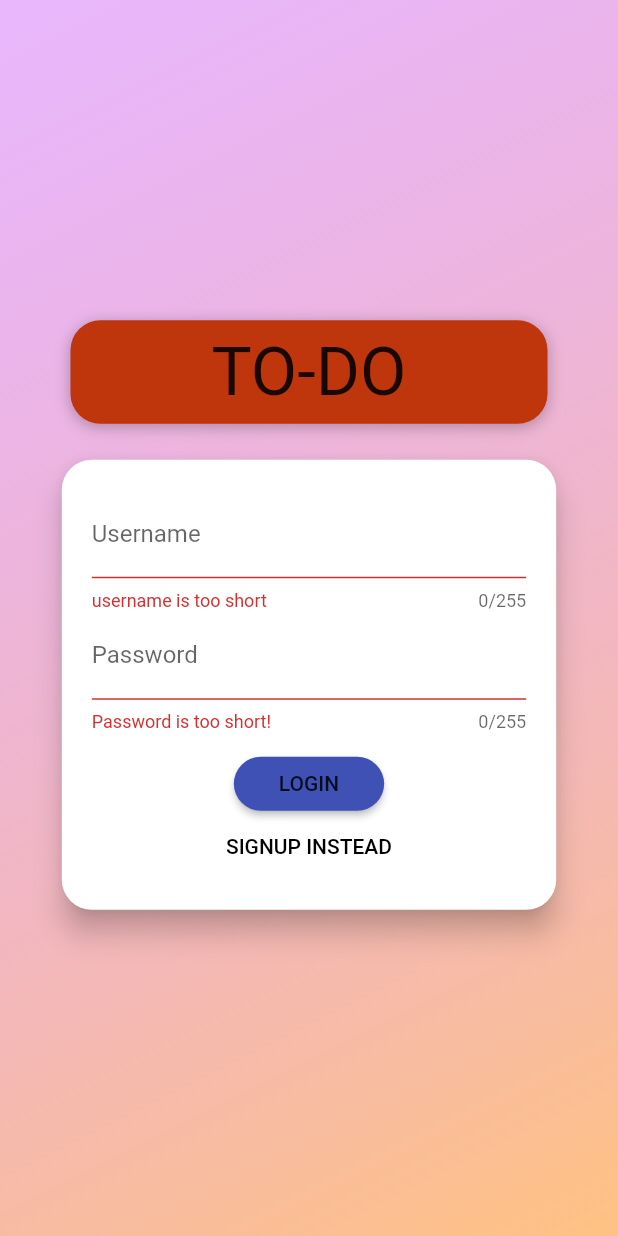
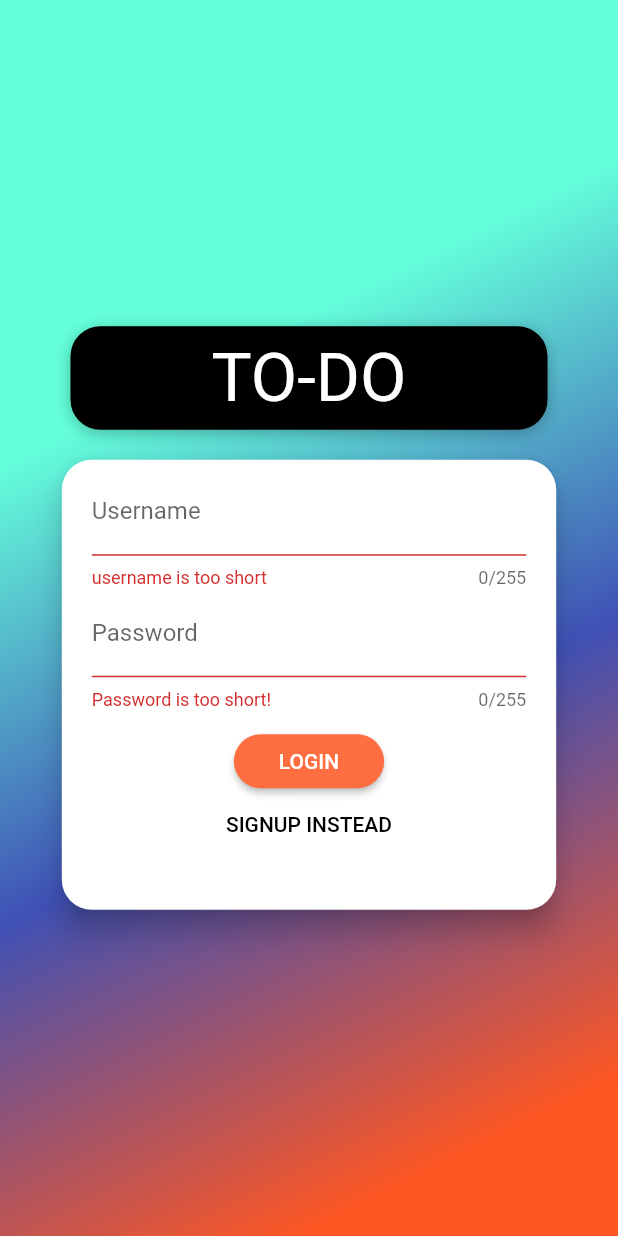
Before and after one commit to Aadeesh11/Todo-App, a Flutter app: the screen it shows after launch, after a tap on "LOGIN", on a phone screen of 412 x 824 dp. Run offline on Flutter 3.47's test engine with Material 2 defaults, Android fonts, the phone set to English and light mode, and no system bars; our stand-ins replace material_floating_search_bar; accounts and stored records are empty; network calls fail.

Commit message:
Aesthetic changes + new features

```diff
--- a/lib/models/todo_item_model.dart
+++ b/lib/models/todo_item_model.dart
@@ -1,8 +1,8 @@
 class Todo {
-  String? id;
+  String id;
   String title;
   Todo({
-    this.id,
+    required this.id,
     required this.title,
   });
 }
--- a/lib/screens/auth_screen.dart
+++ b/lib/screens/auth_screen.dart
@@ -24,12 +24,13 @@ class _AuthScreenState extends State<AuthScreen> {
             decoration: BoxDecoration(
               gradient: LinearGradient(
                 colors: [
-                  Color.fromRGBO(215, 117, 255, 1).withOpacity(0.5),
-                  Color.fromRGBO(255, 188, 117, 1).withOpacity(0.9),
+                  Colors.tealAccent,
+                  Colors.indigo,
+                  Colors.deepOrange,
                 ],
                 begin: Alignment.topLeft,
                 end: Alignment.bottomRight,
-                stops: [0, 1],
+                stops: [0.3, 0.6, 0.9],
               ),
             ),
           ),
@@ -42,13 +43,14 @@ class _AuthScreenState extends State<AuthScreen> {
                 crossAxisAlignment: CrossAxisAlignment.center,
                 children: <Widget>[
                   Flexible(
+                    flex: 1,
                     child: Container(
                       margin: EdgeInsets.only(bottom: 20.0),
                       padding:
                           EdgeInsets.symmetric(vertical: 8.0, horizontal: 94.0),
                       decoration: BoxDecoration(
                         borderRadius: BorderRadius.circular(20),
-                        color: Colors.deepOrange.shade900,
+                        color: Colors.black,
                         boxShadow: [
                           BoxShadow(
                             blurRadius: 8,
@@ -62,13 +64,15 @@ class _AuthScreenState extends State<AuthScreen> {
                         style: TextStyle(
                           // color: Theme.of(context).accentTextTheme.title.color,
                           fontSize: 45,
-                          fontWeight: FontWeight.normal,
+                          color: Colors.white,
+                          //fontWeight: FontWeight.,
                         ),
                       ),
                     ),
                   ),
                   Flexible(
-                    flex: deviceSize.width > 600 ? 2 : 1,
+                    // flex: deviceSize.width > 600 ? 2 : 1,
+                    flex: 3,
                     child: Auth(),
                   ),
                 ],
@@ -89,6 +93,13 @@ class Auth extends StatefulWidget {
 }
 
 class _AuthState extends State<Auth> {
+  var key;
+  @override
+  void initState() {
+    key = [UniqueKey(), UniqueKey(), UniqueKey(), UniqueKey(), UniqueKey()];
+    super.initState();
+  }
+
   Mode mode = Mode.Login;
   final GlobalKey<FormState> _formKey = GlobalKey();
   Map<String, String> _authData = {
@@ -157,6 +168,7 @@ class _AuthState extends State<Auth> {
         print("$token token");
         if (token == 'Invalid') {
           showDialog(
+            barrierDismissible: false,
             context: context,
             builder: (ctx) {
               return _showDialog('Invalid Credentials');
@@ -165,16 +177,16 @@ class _AuthState extends State<Auth> {
         } else {
           Navigator.of(context).pushReplacement(
             MaterialPageRoute(
-              builder: (ctx) => TodoPage(token: token as String),
+              builder: (ctx) => TodoPage(),
             ),
           );
         }
       } else {
         final token = await AuthHelper.signUp(
-            email: _authData['email'] as String,
-            password: _authData['password'] as String,
-            username: _authData['username'] as String,
-            name: _authData['name'] as String);
+            email: _authData['email']!,
+            password: _authData['password']!,
+            username: _authData['username']!,
+            name: _authData['name']!);
         if (token == null) {
           showDialog(
             context: context,
@@ -185,6 +197,7 @@ class _AuthState extends State<Auth> {
           return;
         } else if (token.contains('(!)')) {
           showDialog(
+            barrierDismissible: false,
             context: context,
             builder: (ctx) {
               return _showDialog(
@@ -195,13 +208,14 @@ class _AuthState extends State<Auth> {
         } else {
           Navigator.of(context).pushReplacement(
             MaterialPageRoute(
-              builder: (ctx) => TodoPage(token: token),
+              builder: (ctx) => TodoPage(),
             ),
           );
         }
       }
     } catch (e) {
       showDialog(
+        barrierDismissible: false,
         context: context,
         builder: (ctx) {
           return _showDialog('Network error');
@@ -210,22 +224,25 @@ class _AuthState extends State<Auth> {
     }
   }
 
+  var signUp = false;
   @override
   Widget build(BuildContext context) {
-    return Card(
+    return AnimatedContainer(
+      onEnd: () {
+        signUp = !signUp;
+      },
+      height: mode == Mode.Signup ? 800 : 300,
+      duration: Duration(milliseconds: signUp ? 500 : 1000),
+      curve: signUp ? Curves.bounceOut : Curves.easeIn,
+      width: MediaQuery.of(context).size.width * 0.8,
+      child: Card(
+        margin: EdgeInsets.all(0),
         shape: RoundedRectangleBorder(
           borderRadius: BorderRadius.circular(20),
         ),
         elevation: 8.1,
-      child: AnimatedContainer(
-        duration: Duration(milliseconds: 500),
-        curve: Curves.easeInOutCubic,
-        height: mode == Mode.Signup ? 500 : 300,
-        constraints: BoxConstraints(
-          minHeight: mode == Mode.Signup ? 500 : 300,
-        ),
-        width: MediaQuery.of(context).size.width * 0.8,
-        padding: EdgeInsets.all(20),
+        child: Padding(
+          padding: const EdgeInsets.fromLTRB(20, 5, 20, 0),
           child: Form(
             key: _formKey,
             child: SingleChildScrollView(
@@ -233,6 +250,7 @@ class _AuthState extends State<Auth> {
                 children: [
                   if (mode == Mode.Signup)
                     TextFormField(
+                      key: key[0],
                       maxLength: 150,
                       decoration: InputDecoration(
                         labelText: 'Name',
@@ -249,6 +267,7 @@ class _AuthState extends State<Auth> {
                     ),
                   if (mode == Mode.Signup)
                     TextFormField(
+                      key: key[1],
                       maxLength: 255,
                       decoration: InputDecoration(
                         labelText: 'Email',
@@ -268,6 +287,7 @@ class _AuthState extends State<Auth> {
                       },
                     ),
                   TextFormField(
+                    key: key[2],
                     maxLength: 255,
                     decoration: InputDecoration(
                       labelText: 'Username',
@@ -285,6 +305,7 @@ class _AuthState extends State<Auth> {
                     },
                   ),
                   TextFormField(
+                    key: key[3],
                     maxLength: 255,
                     decoration: InputDecoration(
                       labelText: 'Password',
@@ -303,6 +324,7 @@ class _AuthState extends State<Auth> {
                   ),
                   if (mode == Mode.Signup)
                     TextFormField(
+                      key: key[4],
                       maxLength: 255,
                       decoration: InputDecoration(
                         labelText: 'Confirm Password',
@@ -329,13 +351,15 @@ class _AuthState extends State<Auth> {
                       ),
                       padding:
                           EdgeInsets.symmetric(horizontal: 30.0, vertical: 8.0),
-                    color: Theme.of(context).primaryColor,
+                      color: Colors.deepOrangeAccent,
+                      textColor: Colors.white,
                     ),
                   FlatButton(
                     child: Text(
                         '${mode == Mode.Login ? 'SIGNUP' : 'LOGIN'} INSTEAD'),
                     onPressed: _switchAuthMode,
-                  padding: EdgeInsets.symmetric(horizontal: 30.0, vertical: 4),
+                    padding:
+                        EdgeInsets.symmetric(horizontal: 30.0, vertical: 4),
                     materialTapTargetSize: MaterialTapTargetSize.shrinkWrap,
                     textColor: Colors.black,
                   ),
@@ -344,6 +368,7 @@ class _AuthState extends State<Auth> {
             ),
           ),
         ),
+      ),
     );
   }
 }
--- a/lib/widgets/edit_delete_buttons.dart
+++ b/lib/widgets/edit_delete_buttons.dart
@@ -72,8 +72,7 @@ class _ActionButtonsState extends State<ActionButtons> {
                                   final flag = await Provider.of<TodoProvider>(
                                           context,
                                           listen: false)
-                                      .removeTodo(widget.todo.id!);
-
+                                      .removeTodo(widget.todo.id);
                                   setState(() {
                                     isLoading = false;
                                   });
```
Also changed, not shown: lib/db/todo_db.dart (deleted, +0 -36 lines), lib/http/auth_helper.dart (+49 -5 lines), lib/http/todo_crud_helper.dart (+18 -0 lines), lib/main.dart (+17 -4 lines), lib/providers/todoProvider.dart (+14 -5 lines), lib/screens/addTodo_screen.dart (+14 -6 lines), lib/widgets/drawer.dart (added, +141 -0 lines), lib/screens/todo_details.dart (deleted). Lines whose indentation alone changed are shown as unchanged.
